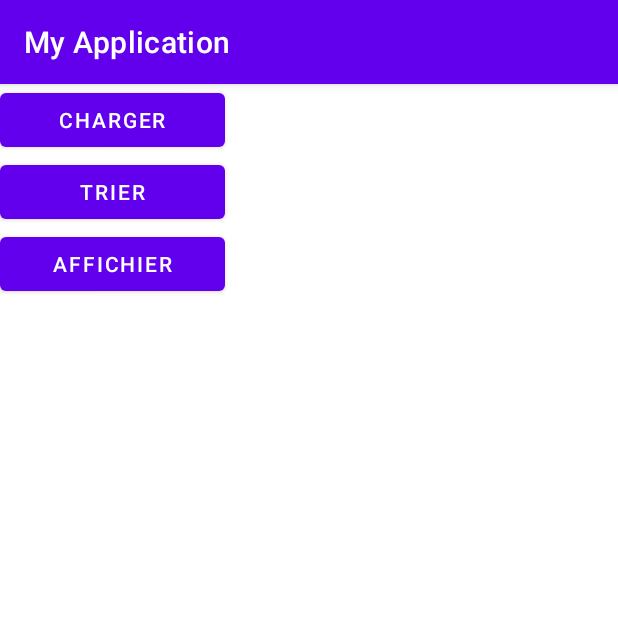
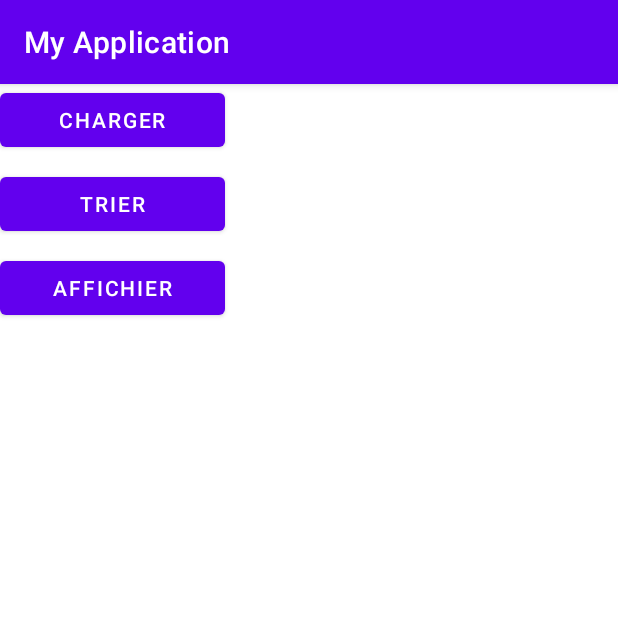
Before and after one commit to ApDnoze/AMAP, an Android app: the screen it shows after launch (Main), on a phone screen of 412 x 824 dp, the top half of it. Run offline under Robolectric (Android 15) with nearby library versions, the phone set to English and light mode, and no system bars.

Commit message:
Update main.xml

```diff
--- a/app/src/main/res/layout/main.xml
+++ b/app/src/main/res/layout/main.xml
@@ -7,29 +7,35 @@
     tools:context=".Main">
 
     <Button
+        android:id="@+id/trier"
+        android:layout_width="150dp"
+        android:layout_height="wrap_content"
+        android:layout_marginTop="8dp"
+        android:onClick="goFilter"
+        android:text="Trier"
+        app:layout_constraintTop_toBottomOf="@+id/loading"
+        tools:layout_editor_absoluteX="130dp"
+        tools:ignore="MissingConstraints" />
+
+    <Button
         android:id="@+id/loading"
         android:layout_width="150dp"
         android:layout_height="wrap_content"
+        android:onClick="loadBdd"
         android:text="Charger"
-        android:onClick="loadBdd"
-        />
-
-    <Button
-        android:id="@+id/trier"
-        android:layout_width="150dp"
-        android:layout_height="wrap_content"
-        android:text="Trier"
-        app:layout_constraintTop_toBottomOf="@+id/loading"
-        android:onClick="goFilter"
-        />
+        tools:layout_editor_absoluteX="130dp"
+        tools:layout_editor_absoluteY="285dp"
+        tools:ignore="MissingConstraints" />
 
     <Button
         android:id="@+id/show"
         android:layout_width="150dp"
         android:layout_height="wrap_content"
+        android:layout_marginTop="8dp"
+        android:onClick="showLivraison"
         android:text="Affichier"
         app:layout_constraintTop_toBottomOf="@+id/trier"
-        android:onClick="showLivraison"
-        />
+        tools:layout_editor_absoluteX="130dp"
+        tools:ignore="MissingConstraints" />
 
 </androidx.constraintlayout.widget.ConstraintLayout>
```
